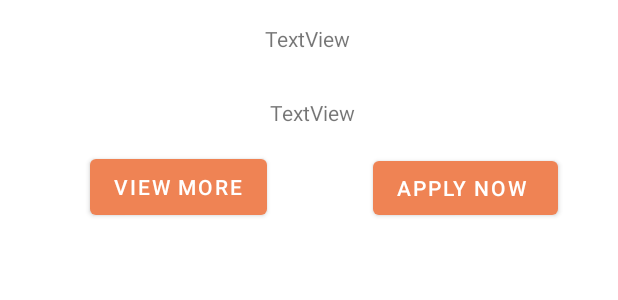
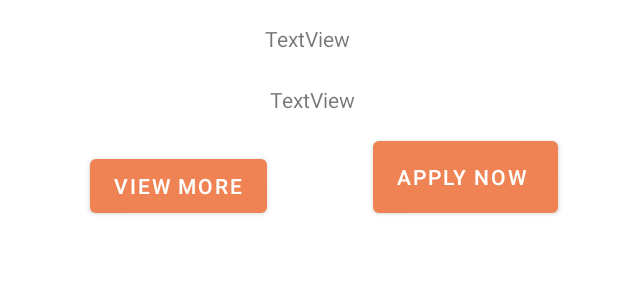
Before and after one commit to AndrewPyscher/Job-App-Android, an Android app: the layout activity_layout_jobs_item.xml on its own in the app's theme, with its tools: preview values and no code run, on a phone screen of 412 x 824 dp. Shown: the top 300 px of the screen. Run offline under Robolectric (Android 15) with nearby library versions, the phone set to English and light mode, and no system bars; network calls fail.

Commit message:
small changes

```diff
--- a/app/src/main/res/layout/activity_layout_jobs_item.xml
+++ b/app/src/main/res/layout/activity_layout_jobs_item.xml
@@ -32,7 +32,7 @@
     <Button
         android:id="@+id/btnApply"
         android:layout_width="wrap_content"
-        android:layout_height="wrap_content"
+        android:layout_height="60sp"
         android:layout_marginEnd="40dp"
         android:text="Apply Now "
         app:layout_constraintBottom_toBottomOf="parent"
@@ -43,7 +43,7 @@
     <Button
         android:id="@+id/btnViewMore"
         android:layout_width="118dp"
-        android:layout_height="49dp"
+        android:layout_height="wrap_content"
         android:layout_marginTop="100dp"
         android:text="View More"
         app:layout_constraintEnd_toStartOf="@+id/btnApply"
```
Also changed, not shown: app/src/main/res/layout/activity_main.xml (+9 -10 lines).
